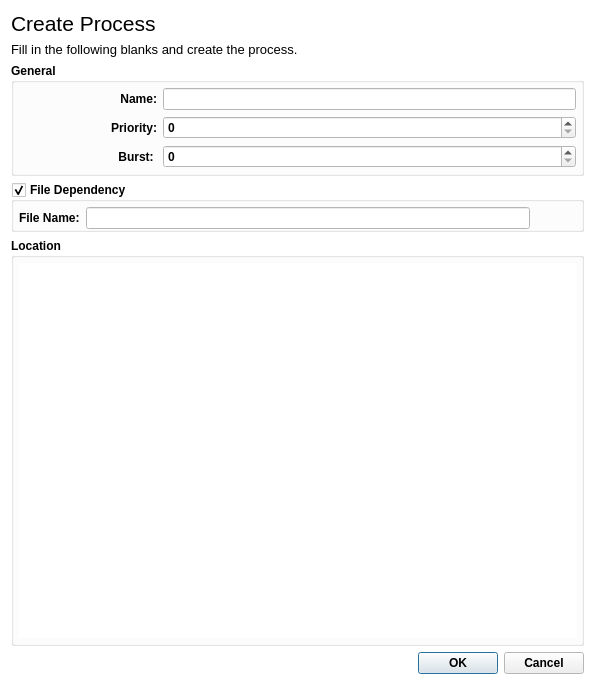
Old version of the form ui/panels/processpanel.ui in the repository amirmohsen1384/legendary-os.
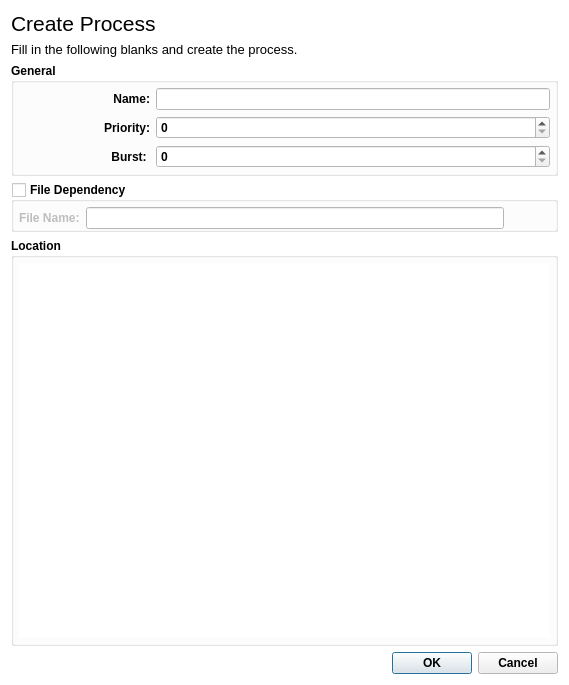
New version of the form.

Commit message: Turned off the file dependency by default

The edit to the form file:
```diff
--- a/ui/panels/processpanel.ui
+++ b/ui/panels/processpanel.ui
@@ -6,7 +6,7 @@
    <rect>
     <x>0</x>
     <y>0</y>
-    <width>595</width>
+    <width>569</width>
     <height>685</height>
    </rect>
   </property>
@@ -273,6 +273,9 @@
      <property name="checkable">
       <bool>true</bool>
      </property>
+     <property name="checked">
+      <bool>false</bool>
+     </property>
      <layout class="QGridLayout" name="fileLayout">
       <property name="leftMargin">
        <number>5</number>
```
